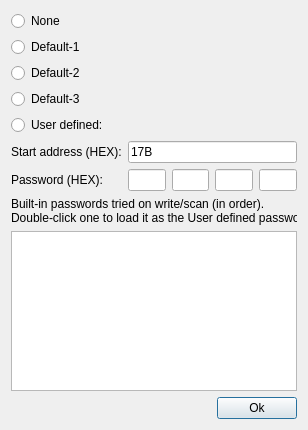
Before: the Qt Designer form dialogpass.ui in bigbigmdm/SFP-Master, drawn with Qt 5.
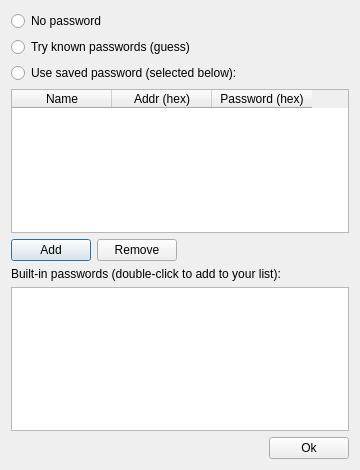
After: the same form once the commit is applied. Icons and pictures are not drawn.

Commit message: Add unlock icon. Improve password dialog

The edit to the form file:
```diff
--- a/dialogpass.ui
+++ b/dialogpass.ui
@@ -6,13 +6,13 @@
    <rect>
     <x>0</x>
     <y>0</y>
-    <width>308</width>
-    <height>430</height>
+    <width>360</width>
+    <height>470</height>
    </rect>
   </property>
   <property name="minimumSize">
    <size>
-    <width>308</width>
+    <width>360</width>
     <height>0</height>
    </size>
   </property>
@@ -25,106 +25,72 @@
   </property>
   <layout class="QVBoxLayout" name="verticalLayout_2">
    <item>
-    <layout class="QVBoxLayout" name="verticalLayout">
-     <item>
-      <widget class="QRadioButton" name="radioButton_0">
+    <widget class="QRadioButton" name="radio_none">
        <property name="text">
-        <string>None</string>
+      <string>No password</string>
        </property>
       </widget>
      </item>
      <item>
-      <widget class="QRadioButton" name="radioButton_1">
+    <widget class="QRadioButton" name="radio_guess">
        <property name="text">
-        <string>Default-1</string>
+      <string>Try known passwords (guess)</string>
        </property>
       </widget>
      </item>
      <item>
-      <widget class="QRadioButton" name="radioButton_2">
+    <widget class="QRadioButton" name="radio_saved">
        <property name="text">
-        <string>Default-2</string>
+      <string>Use saved password (selected below):</string>
        </property>
       </widget>
      </item>
      <item>
-      <widget class="QRadioButton" name="radioButton_3">
-       <property name="text">
-        <string>Default-3</string>
-       </property>
-      </widget>
-     </item>
-     <item>
-      <widget class="QRadioButton" name="radioButton_4">
-       <property name="text">
-        <string>User defined:</string>
-       </property>
-      </widget>
-     </item>
-    </layout>
-   </item>
+    <widget class="QTableWidget" name="tableSaved">
+     <property name="minimumSize">
+      <size>
+       <width>0</width>
+       <height>110</height>
+      </size>
+     </property>
+     <property name="selectionBehavior">
+      <enum>QAbstractItemView::SelectRows</enum>
+     </property>
+     <column>
+      <property name="text"><string>Name</string></property>
+     </column>
+     <column>
+      <property name="text"><string>Addr (hex)</string></property>
+     </column>
+     <column>
+      <property name="text"><string>Password (hex)</string></property>
+     </column>
+    </widget>
+   </item>
    <item>
-    <layout class="QFormLayout" name="formLayout">
-     <item row="0" column="0">
-      <widget class="QLabel" name="label_2">
-       <property name="text">
-        <string>Start address (HEX):</string>
-       </property>
-      </widget>
-     </item>
-     <item row="0" column="1">
-      <widget class="QLineEdit" name="lineEdit">
-       <property name="text">
-        <string>17B</string>
-       </property>
-      </widget>
-     </item>
-     <item row="1" column="0">
-      <widget class="QLabel" name="label_4">
-       <property name="text">
-        <string>Password (HEX):</string>
-       </property>
-      </widget>
-     </item>
-     <item row="1" column="1">
-      <layout class="QHBoxLayout" name="horizontalLayout">
+    <layout class="QHBoxLayout" name="horizontalLayout_btns">
        <item>
-        <widget class="QLineEdit" name="lineEdit_2">
-         <property name="alignment">
-          <set>Qt::AlignCenter</set>
-         </property>
+      <widget class="QPushButton" name="pushButton_add">
+       <property name="text"><string>Add</string></property>
         </widget>
        </item>
        <item>
-        <widget class="QLineEdit" name="lineEdit_3">
-         <property name="alignment">
-          <set>Qt::AlignCenter</set>
-         </property>
+      <widget class="QPushButton" name="pushButton_remove">
+       <property name="text"><string>Remove</string></property>
         </widget>
        </item>
        <item>
-        <widget class="QLineEdit" name="lineEdit_4">
-         <property name="alignment">
-          <set>Qt::AlignCenter</set>
-         </property>
-        </widget>
-       </item>
-       <item>
-        <widget class="QLineEdit" name="lineEdit_5">
-         <property name="alignment">
-          <set>Qt::AlignCenter</set>
-         </property>
-        </widget>
-       </item>
-      </layout>
+      <spacer name="horizontalSpacer_btns">
+       <property name="orientation"><enum>Qt::Horizontal</enum></property>
+       <property name="sizeHint" stdset="0"><size><width>40</width><height>20</height></size></property>
+      </spacer>
      </item>
     </layout>
    </item>
    <item>
     <widget class="QLabel" name="label_builtin">
      <property name="text">
-      <string>Built-in passwords tried on write/scan (in order).
-Double-click one to load it as the User defined password:</string>
+      <string>Built-in passwords (double-click to add to your list):</string>
      </property>
     </widget>
    </item>
@@ -133,7 +99,7 @@
      <property name="minimumSize">
       <size>
        <width>0</width>
-       <height>120</height>
+       <height>110</height>
       </size>
      </property>
      <property name="selectionMode">
```
Lines whose indentation alone changed are shown as unchanged. The commit also changes 8 other files.
